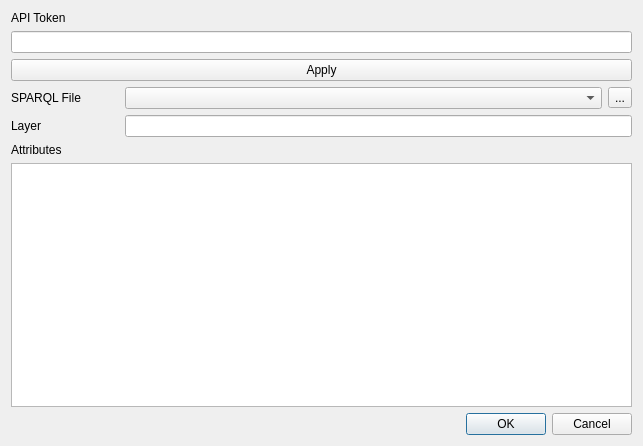
Above: dataworld_plugin_dialog_base.ui from dbcells/dataworld-plugin before the change. Below: the same form after it.
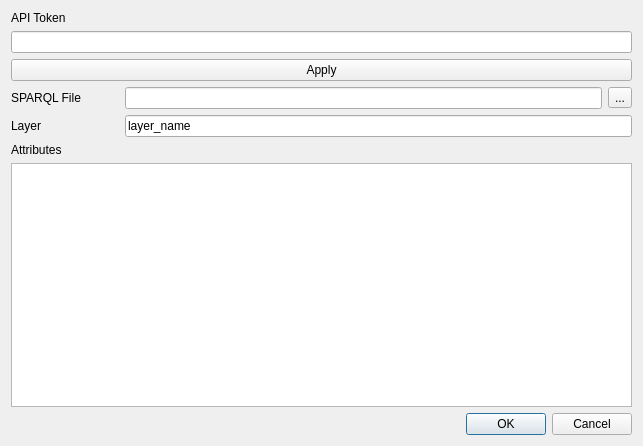
That is the form after the change.

Patch:
```diff
--- a/dataworld_plugin_dialog_base.ui
+++ b/dataworld_plugin_dialog_base.ui
@@ -42,20 +42,7 @@
         </widget>
        </item>
        <item>
-        <widget class="QComboBox" name="lineSPARQL">
-         <property name="sizePolicy">
-          <sizepolicy hsizetype="Expanding" vsizetype="Fixed">
-           <horstretch>0</horstretch>
-           <verstretch>0</verstretch>
-          </sizepolicy>
-         </property>
-         <property name="maximumSize">
-          <size>
-           <width>16777215</width>
-           <height>16777215</height>
-          </size>
-         </property>
-        </widget>
+        <widget class="QLineEdit" name="lineSPARQL"/>
        </item>
        <item>
         <widget class="QToolButton" name="buttonSPARQL">
@@ -95,6 +82,9 @@
            <height>16777215</height>
           </size>
          </property>
+         <property name="text">
+          <string>layer_name</string>
+         </property>
         </widget>
        </item>
       </layout>
```
Left out of the diff: 19 changed lines with no effect on the pictures.
